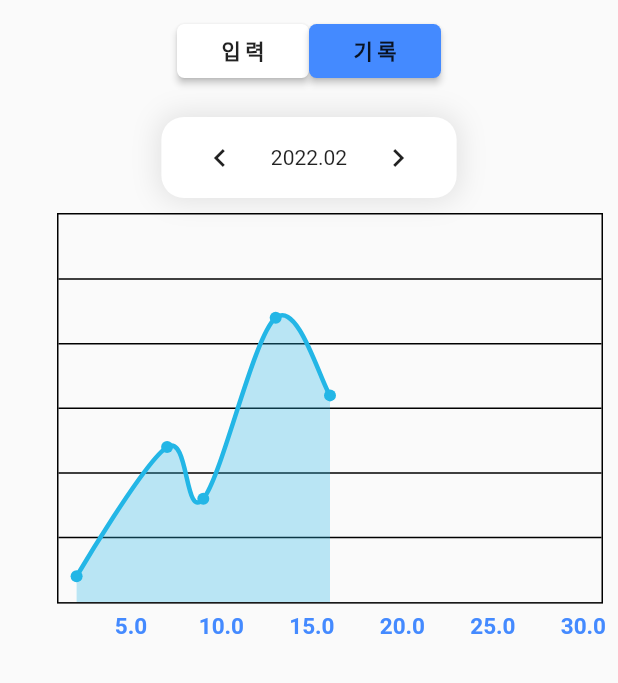
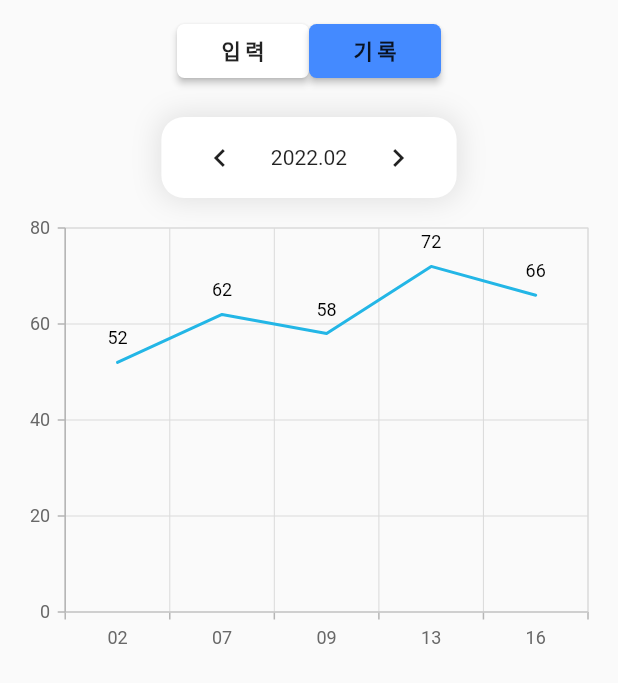
Before and after one commit to AnSang/self_check, a Flutter app: the FirstWeight widget shown alone on an empty page, opened directly, after a tap on "기록", on a phone screen of 412 x 824 dp. Shown: the top 683 px of the screen. Run offline on Flutter 3.47's test engine with Material 2 defaults, Android fonts, the phone set to English and light mode, and no system bars; drawn by our look-alikes of fl_chart; our stand-ins replace firebase_auth, firebase_core, fluttertoast, get, shared_preferences, syncfusion_flutter_charts; accounts and stored records are empty.

Commit message:
몸무게 기록 차트 라이브러리 변경 및 수정 (UI 및 기능이 현재 라이브러리가 좋다고 판단)

```diff
--- a/lib/controller/weight_controller.dart
+++ b/lib/controller/weight_controller.dart
@@ -1,8 +1,8 @@
-import 'package:fl_chart/fl_chart.dart';
 import 'package:flutter/material.dart';
 import 'dart:convert';
 import 'package:get/get.dart';
 import 'package:intl/intl.dart';
+import 'package:self_check/models/chart_spot.dart';
 import 'package:shared_preferences/shared_preferences.dart';
 
 import 'package:self_check/models/weight.dart';
@@ -11,19 +11,21 @@ class WeightController extends GetxController {
   static const key = 'weigth';
 
   late SharedPreferences pref;
-  List<Weight>? items;
-  List<Weight>? monthItems;
+  late List<Weight> items;
+  late List<Weight> monthItems;
+  late List<Spot> spots;
 
-  var isInput = false;
+  var isInput = true;
   var yearMonth = DateTime.now(); //
   final textController = TextEditingController();
 
   @override
   void onInit() async {
+    pref = await SharedPreferences.getInstance();
     textController.text = '0.0';
-    pref = await SharedPreferences.getInstance();
     items = initItems();
     monthItems = getMonthItem();
+    spots = getSpots();
     super.onInit();
    }
 
@@ -40,11 +42,19 @@ class WeightController extends GetxController {
 
   void plusMonth() {
     yearMonth = DateTime(yearMonth.year, yearMonth.month + 1);
+    monthItems.clear();
+    spots.clear();
+    monthItems = getMonthItem();
+    spots = getSpots();
     update();
   }
 
   void minMonth() {
     yearMonth = DateTime(yearMonth.year, yearMonth.month - 1);
+    monthItems.clear();
+    spots.clear();
+    monthItems = getMonthItem();
+    spots = getSpots();
     update();
   }
 
@@ -61,7 +71,7 @@ class WeightController extends GetxController {
 
   List<Weight> getMonthItem() {
     List<Weight> list = [];
-    for (Weight row in items!) {
+    for (Weight row in items) {
       if (row.date.contains(getMonth())) {
         list.add(row);
       }
@@ -69,18 +79,24 @@ class WeightController extends GetxController {
     return list;
   }
 
-  List<FlSpot> getSpots() {
-    List<FlSpot> list = [];
+  List<Spot> getSpots() {
+    List<Spot> list = [];
     if (items == null) {
       for (Weight row in getInstanceList()) {
         double date = int.parse(row.date.substring(8,10)).toDouble();
-        list.add(FlSpot(date, row.weight));
+        list.add(Spot(date, row.weight));
       }
     } else {
-      for (Weight row in items!) {
-        double date = int.parse(row.date.substring(8,10)).toDouble();
-        list.add(FlSpot(date, row.weight));
+      for (Weight row in items) {
+        if (row.date.contains(getMonth())) {
+          double date = int.parse(row.date.substring(8, 10)).toDouble();
+          list.add(Spot(date, row.weight));
+        }
       }
+    }
+
+    if (list.isEmpty) {
+      list.add(Spot(1, 50));
     }
     return list;
   }
@@ -99,18 +115,18 @@ class WeightController extends GetxController {
   }
 
   Weight getItem(int index) {
-    return items![index];
+    return items[index];
   }
 
   void addItemRow(Weight item) {
-    items!.add(item);
+    items.add(item);
   }
 
   void addItemData(String date, double weight) {
-    items!.add(Weight(date: date, weight: weight));
-    pref.setString(key, jsonEncode(items!));
+    items.add(Weight(date: date, weight: weight));
+    pref.setString(key, jsonEncode(items));
 
-    items!.clear();
+    items.clear();
     items = initItems();
     monthItems = getMonthItem();
   }
@@ -127,6 +143,18 @@ class WeightController extends GetxController {
     list.add(Weight(date: '2022.02.09', weight: 58));
     list.add(Weight(date: '2022.02.13', weight: 72));
     list.add(Weight(date: '2022.02.16', weight: 66));
+
+    list.add(Weight(date: '2022.03.02', weight: 22));
+    list.add(Weight(date: '2022.03.07', weight: 44));
+    list.add(Weight(date: '2022.03.09', weight: 33));
+    list.add(Weight(date: '2022.03.13', weight: 12));
+    list.add(Weight(date: '2022.03.16', weight: 78));
+
+    list.add(Weight(date: '2022.04.02', weight: 43));
+    list.add(Weight(date: '2022.04.07', weight: 15));
+    list.add(Weight(date: '2022.04.09', weight: 67));
+    list.add(Weight(date: '2022.04.13', weight: 33));
+    list.add(Weight(date: '2022.04.16', weight: 22));
     return list;
   }
 }
--- /dev/null
+++ b/lib/models/chart_spot.dart
@@ -0,0 +1,6 @@
+class Spot {
+  final double x;
+  final double y;
+
+  Spot(this.x, this.y);
+}
--- a/lib/ui/first_weight.dart
+++ b/lib/ui/first_weight.dart
@@ -1,13 +1,15 @@
-import 'package:fl_chart/fl_chart.dart';
 import 'package:flutter/material.dart';
 import 'package:get/get.dart';
 import 'package:intl/intl.dart';
 import 'package:self_check/controller/weight_controller.dart';
+import 'package:syncfusion_flutter_charts/charts.dart';
+
+import '../models/weight.dart';
 
 final controller = Get.put(WeightController());
 const List<Color> gradientColors = [
   Color(0xff23b6e6),
-  // Color(0xff02d39a),
+  Color(0xff02d39a),
 ];
 
 class FirstWeight extends StatelessWidget {
@@ -193,7 +195,7 @@ class FirstWeight extends StatelessWidget {
                               ),
                             ),
                             SizedBox(height: 10),
-                        setChart()
+                            setChart2()
                           ],
                         ),
                   )
@@ -205,89 +207,23 @@ class FirstWeight extends StatelessWidget {
   }
 }
 
-LineChart setChart() {
-  return LineChart( // Chart
-      LineChartData(
-          minX: 1,
-          maxX: 31,
-          minY: 50,
-          maxY: 80,
-          gridData: FlGridData(
-            show: true,
-            drawVerticalLine: false,
-            getDrawingHorizontalLine: (value) {
-              return FlLine(
-                  color: Colors.black,
-                  strokeWidth: 1,
-              );
-            },
+Widget setChart2() {
+  return SfCartesianChart(
+    primaryXAxis: CategoryAxis(),
+    legend: Legend(isVisible: false),                   // 우측에 선에 대한 설명 표시
+      palette: gradientColors,
+    tooltipBehavior: TooltipBehavior(
+        enable: true,
+      format: 'point.x 일 : point.y Kg'
     ),
-          titlesData: FlTitlesData(       // 타이틀들 설정
-              show: true,
-              bottomTitles: SideTitles(   // 하단 타이틀 설정
-                  showTitles: true,
-                  textStyle: titleStyle(),
-                  getTitles: (value) {    //
-                    if (value % 5 == 0) {
-                      return value.toString();
-                    } else {
-                      return '';
-                    }
-                  }
-              ),
-
-              leftTitles: SideTitles( // 왼쪽 타이틀 설정
-                showTitles: true,
-                textStyle: titleStyle(),
-                getTitles: (value) {
-                  switch (value.toInt()) {
-                    case 1:
-                      return '20Kg';
-                    case 2:
-                      return '40Kg';
-                    case 3:
-                      return '60Kg';
-                    case 4:
-                      return '80Kg';
-                  }
-                  return '';
-                },
-              )
-          ),
-
-          borderData: FlBorderData( // 테두리 지정
-            show: true,
-            border: Border.all(color: Colors.black, width: 1),
-          ),
-
-          lineBarsData: [ // 입력될 데이터
-            LineChartBarData(
-              spots: controller.getSpots(), // 한사이클 7개,
-              isCurved: true,
-              colors: gradientColors,
-              barWidth: 3,
-              isStrokeCapRound: true,
-              dotData: FlDotData( show: true ),
-              belowBarData: BarAreaData(
-                show: true,
-                colors: gradientColors.map((color) => color.withOpacity(0.3)).toList(),
-              ),
-            )
+    series: <ChartSeries<Weight, String>>[
+      LineSeries<Weight, String>(
+          dataSource: controller.monthItems,
+          xValueMapper: (Weight row, _) => row.date.substring(8,10),
+          yValueMapper: (Weight row, _) => row.weight,
+          name: 'Weight',
+          // Enable data label
+          dataLabelSettings: DataLabelSettings(isVisible: true))
     ]
-      )
   );
 }
-
-TextStyle titleStyle() {    // Chart Title TextStyle
-  return const TextStyle(
-      color: Colors.blueAccent,
-      fontWeight: FontWeight.bold,
-      fontSize: 15
-  );
-}
-
-/*
-void getMonthData() {
-
-  controller.items
-}*/
--- a/pubspec.yaml
+++ b/pubspec.yaml
@@ -37,10 +37,10 @@ dependencies:
 
   get: ^4.6.1
   http: ^0.13.4
-  fl_chart: ^0.10.0
   fluttertoast: ^8.0.8
   kakao_flutter_sdk: ^0.9.0
   shared_preferences: ^2.0.13
+  syncfusion_flutter_charts: ^19.4.53
 
   # FireBase
   cloud_firestore: ^3.1.8
```
Also changed, not shown: pubspec.lock, 1 other file. Lines whose indentation alone changed are shown as unchanged.
